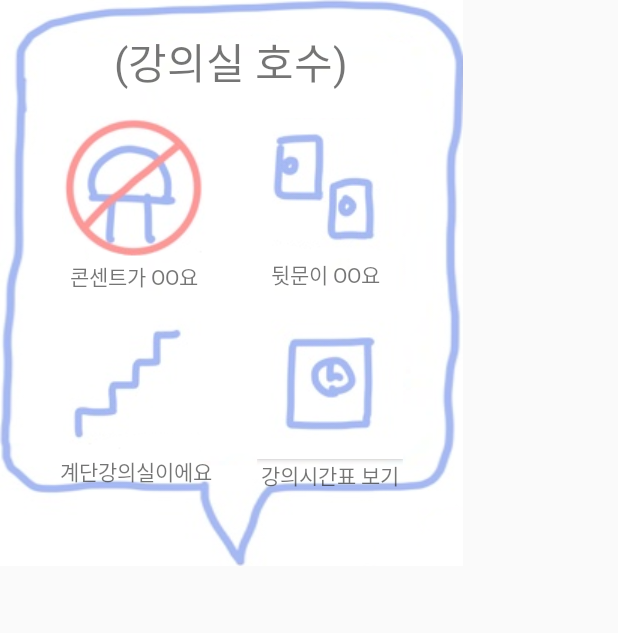
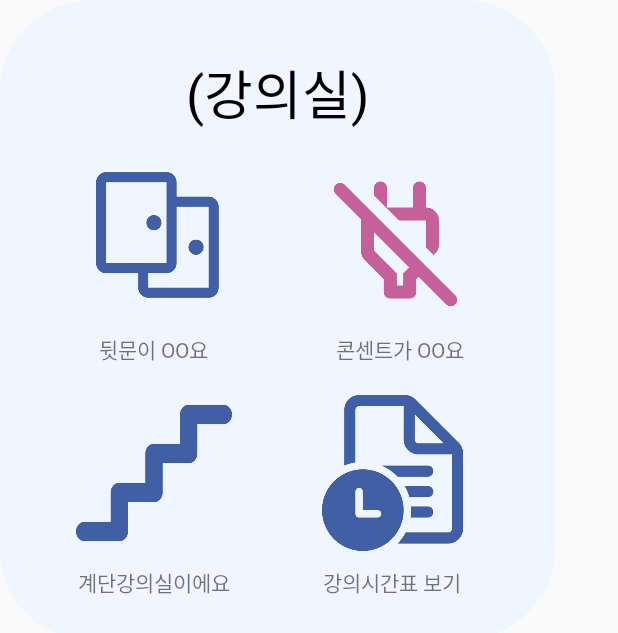
Before and after one commit to 0-x-14/AllAboutSookmyung, an Android app: the layout classroom_information.xml on its own in the app's theme, with its tools: preview values and no code run, on a phone screen of 412 x 824 dp. Shown: the top 633 px of the screen. Run offline under Robolectric (Android 15) with nearby library versions, the phone set to English and light mode, and no system bars.

Commit message:
결전의 시간

```diff
--- a/app/src/main/res/layout/classroom_information.xml
+++ b/app/src/main/res/layout/classroom_information.xml
@@ -1,20 +1,22 @@
 <?xml version="1.0" encoding="utf-8"?>
 <LinearLayout xmlns:android="http://schemas.android.com/apk/res/android"
     android:orientation="vertical"
-    android:layout_width="wrap_content"
-    android:layout_height="wrap_content"
+    android:layout_width="370dp"
+    android:layout_height="480dp"
     android:paddingVertical="20dp"
-    android:paddingHorizontal="40dp"
-    android:background="@drawable/classroom_border">
+    android:paddingHorizontal="20dp"
+    android:background="@drawable/classroom_border_bottom">
 
     <TextView
         android:id="@+id/roomNumber"
         android:layout_width="wrap_content"
         android:layout_height="wrap_content"
         android:layout_gravity="center"
+        android:layout_marginTop="15dp"
         android:fontFamily="@font/nanumsquareroundextrabold"
-        android:text="(강의실 호수)"
-        android:textSize="28dp" />
+        android:textColor="@color/black"
+        android:text="(강의실)"
+        android:textSize="35dp" />
 
     <LinearLayout
         android:layout_width="wrap_content"
@@ -22,26 +24,28 @@
         android:orientation="horizontal"
         android:layout_gravity="center_horizontal"
         android:gravity="center"
-        android:layout_marginTop="15dp">
+        android:layout_marginTop="20dp">
 
         <LinearLayout
             android:layout_width="wrap_content"
             android:layout_height="wrap_content"
             android:orientation="vertical"
-            android:gravity="center"
-            android:layout_marginRight="30dp">
+            android:layout_marginRight="60dp"
+            android:gravity="center">
 
             <ImageView
+                android:id="@+id/backdoorImage"
+                android:layout_width="104dp"
+                android:layout_height="104dp"
+                android:layout_marginBottom="10dp"
+                android:background="@drawable/ic_classroom_backdoor_existed" />
+
+            <TextView
+                android:id="@+id/backdoorText"
                 android:layout_width="wrap_content"
                 android:layout_height="wrap_content"
-                android:background="@drawable/ic_classroom_plug_absence"/>
-
-            <TextView
-                android:id="@+id/plugText"
-                android:layout_width="wrap_content"
-                android:layout_height="wrap_content"
-                android:text="콘센트가 OO요"
-                android:fontFamily="@font/nanumsquareroundbold"/>
+                android:text="뒷문이 OO요"
+                android:fontFamily="@font/nanumsquareroundextrabold"/>
         </LinearLayout>
 
         <LinearLayout
@@ -51,16 +55,18 @@
             android:gravity="center">
 
             <ImageView
-                android:layout_width="wrap_content"
-                android:layout_height="match_parent"
-                android:background="@drawable/ic_classroom_backdoor_existed" />
+                android:id="@+id/plugImage"
+                android:layout_width="104dp"
+                android:layout_height="104dp"
+                android:layout_marginBottom="10dp"
+                android:background="@drawable/ic_classroom_plug_absence"/>
 
             <TextView
-                android:id="@+id/backdoorText"
+                android:id="@+id/plugText"
                 android:layout_width="wrap_content"
                 android:layout_height="wrap_content"
-                android:text="뒷문이 OO요"
-                android:fontFamily="@font/nanumsquareroundbold"/>
+                android:text="콘센트가 OO요"
+                android:fontFamily="@font/nanumsquareroundextrabold"/>
         </LinearLayout>
 
     </LinearLayout>
@@ -71,18 +77,20 @@
         android:orientation="horizontal"
         android:gravity="center"
         android:layout_gravity="center_horizontal"
-        android:layout_marginTop="15dp">
+        android:layout_marginTop="20dp">
 
         <LinearLayout
             android:layout_width="wrap_content"
             android:layout_height="wrap_content"
             android:orientation="vertical"
             android:gravity="center"
-            android:layout_marginRight="30dp">
+            android:layout_marginRight="60dp">
 
             <ImageView
-                android:layout_width="wrap_content"
-                android:layout_height="wrap_content"
+                android:id="@+id/kindImage"
+                android:layout_width="104dp"
+                android:layout_height="104dp"
+                android:layout_marginBottom="10dp"
                 android:background="@drawable/ic_classroom_stair"/>
 
             <TextView
@@ -97,12 +105,14 @@
             android:layout_width="wrap_content"
             android:layout_height="wrap_content"
             android:orientation="vertical"
-            android:gravity="center">
+            android:gravity="center"
+            android:layout_marginRight="10dp">
 
             <Button
                 android:id="@+id/timeTableLinkBtn"
-                android:layout_width="wrap_content"
-                android:layout_height="match_parent"
+                android:layout_width="94dp"
+                android:layout_height="104dp"
+                android:layout_marginBottom="10dp"
                 android:background="@drawable/ic_classroom_timetable" />
 
             <TextView
```
Also changed, not shown: app/src/main/res/drawable/classroom_border_bottom.png (added), app/src/main/res/drawable/ic_classroom_backdoor_absence.png (added), app/src/main/res/drawable/ic_classroom_backdoor_existed.png, app/src/main/res/drawable/ic_classroom_grouptable.png (added), app/src/main/res/drawable/ic_classroom_plug_absence.png, app/src/main/res/drawable/ic_classroom_plug_existed.png (added), app/src/main/res/drawable/ic_classroom_stair.png, app/src/main/res/drawable/ic_classroom_table.png (added), app/src/main/res/drawable/ic_classroom_timetable.png.
